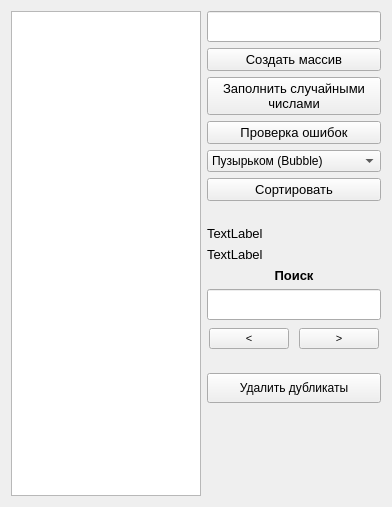
Vergervan/Learning, file Qt/TableSorter/widget.ui: the form before one commit.
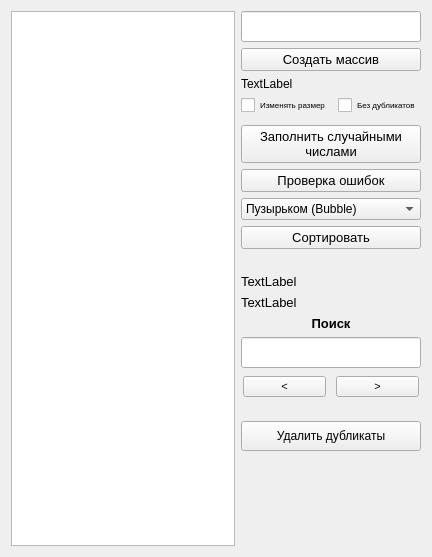
The form after the commit.

The edit to the form file:
```diff
--- a/Qt/TableSorter/widget.ui
+++ b/Qt/TableSorter/widget.ui
@@ -6,15 +6,32 @@
    <rect>
     <x>0</x>
     <y>0</y>
-    <width>392</width>
-    <height>507</height>
+    <width>432</width>
+    <height>557</height>
    </rect>
   </property>
   <property name="windowTitle">
    <string>Array Sorter</string>
   </property>
   <layout class="QGridLayout" name="gridLayout">
-   <item row="2" column="2">
+   <item row="12" column="2" colspan="2">
+    <widget class="QLabel" name="searchHeadLabel">
+     <property name="font">
+      <font>
+       <pointsize>10</pointsize>
+       <weight>75</weight>
+       <bold>true</bold>
+      </font>
+     </property>
+     <property name="text">
+      <string>Поиск</string>
+     </property>
+     <property name="alignment">
+      <set>Qt::AlignCenter</set>
+     </property>
+    </widget>
+   </item>
+   <item row="5" column="2" colspan="2">
     <widget class="QPushButton" name="fillRandomButton">
      <property name="font">
       <font>
@@ -27,7 +44,16 @@
      </property>
     </widget>
    </item>
-   <item row="1" column="2">
+   <item row="13" column="2" colspan="2">
+    <widget class="QLineEdit" name="searchEdit">
+     <property name="font">
+      <font>
+       <pointsize>14</pointsize>
+      </font>
+     </property>
+    </widget>
+   </item>
+   <item row="1" column="2" colspan="2">
     <widget class="QPushButton" name="createArrayButton">
      <property name="font">
       <font>
@@ -39,47 +65,19 @@
      </property>
     </widget>
    </item>
-   <item row="6" column="2">
-    <widget class="QLabel" name="sortTimeLabel">
-     <property name="font">
-      <font>
-       <pointsize>8</pointsize>
-      </font>
-     </property>
-     <property name="text">
-      <string/>
-     </property>
-     <property name="alignment">
-      <set>Qt::AlignCenter</set>
-     </property>
-    </widget>
-   </item>
-   <item row="14" column="2">
-    <widget class="QPushButton" name="removeDublicatesButton">
-     <property name="minimumSize">
-      <size>
-       <width>0</width>
-       <height>30</height>
-      </size>
-     </property>
-     <property name="text">
-      <string>Удалить дубликаты</string>
-     </property>
-    </widget>
-   </item>
-   <item row="5" column="2">
-    <widget class="QPushButton" name="sortButton">
+   <item row="10" column="2" colspan="2">
+    <widget class="QLabel" name="minValueLabel">
      <property name="font">
       <font>
        <pointsize>10</pointsize>
       </font>
      </property>
      <property name="text">
-      <string>Сортировать</string>
+      <string>TextLabel</string>
      </property>
     </widget>
    </item>
-   <item row="8" column="2">
+   <item row="11" column="2" colspan="2">
     <widget class="QLabel" name="maxValueLabel">
      <property name="font">
       <font>
@@ -91,7 +89,38 @@
      </property>
     </widget>
    </item>
-   <item row="4" column="2">
+   <item row="2" column="2">
+    <widget class="QLabel" name="arrayCountLabel">
+     <property name="text">
+      <string>TextLabel</string>
+     </property>
+    </widget>
+   </item>
+   <item row="0" column="2" colspan="2">
+    <widget class="QLineEdit" name="arrayCountEdit">
+     <property name="font">
+      <font>
+       <pointsize>14</pointsize>
+      </font>
+     </property>
+     <property name="text">
+      <string/>
+     </property>
+    </widget>
+   </item>
+   <item row="3" column="2">
+    <widget class="QCheckBox" name="useCurrentSizeCheckBox">
+     <property name="font">
+      <font>
+       <pointsize>6</pointsize>
+      </font>
+     </property>
+     <property name="text">
+      <string>Изменять размер</string>
+     </property>
+    </widget>
+   </item>
+   <item row="7" column="2" colspan="2">
     <widget class="QComboBox" name="sortCmb">
      <item>
       <property name="text">
@@ -120,57 +149,31 @@
      </item>
     </widget>
    </item>
-   <item row="3" column="2">
-    <widget class="QPushButton" name="checkErrorButton">
+   <item row="16" column="2" colspan="2">
+    <widget class="QLabel" name="searchCountLabel">
      <property name="font">
       <font>
-       <pointsize>10</pointsize>
+       <pointsize>7</pointsize>
       </font>
      </property>
      <property name="text">
-      <string>Проверка ошибок</string>
+      <string/>
      </property>
     </widget>
    </item>
-   <item row="9" column="2">
-    <widget class="QLabel" name="searchHeadLabel">
+   <item row="8" column="2" colspan="2">
+    <widget class="QPushButton" name="sortButton">
      <property name="font">
       <font>
        <pointsize>10</pointsize>
-       <weight>75</weight>
-       <bold>true</bold>
       </font>
      </property>
      <property name="text">
-      <string>Поиск</string>
+      <string>Сортировать</string>
      </property>
-     <property name="alignment">
-      <set>Qt::AlignCenter</set>
-     </property>
     </widget>
    </item>
-   <item row="7" column="2">
-    <widget class="QLabel" name="minValueLabel">
-     <property name="font">
-      <font>
-       <pointsize>10</pointsize>
-      </font>
-     </property>
-     <property name="text">
-      <string>TextLabel</string>
-     </property>
-    </widget>
-   </item>
-   <item row="10" column="2">
-    <widget class="QLineEdit" name="searchEdit">
-     <property name="font">
-      <font>
-       <pointsize>14</pointsize>
-      </font>
-     </property>
-    </widget>
-   </item>
-   <item row="11" column="2" rowspan="2">
+   <item row="14" column="2" rowspan="2" colspan="2">
     <layout class="QHBoxLayout" name="searchButtonsLayout">
      <property name="spacing">
       <number>10</number>
@@ -217,23 +220,36 @@
      </item>
     </layout>
    </item>
-   <item row="0" column="2">
-    <widget class="QLineEdit" name="arrayCountEdit">
+   <item row="6" column="2" colspan="2">
+    <widget class="QPushButton" name="checkErrorButton">
      <property name="font">
       <font>
-       <pointsize>14</pointsize>
+       <pointsize>10</pointsize>
       </font>
      </property>
      <property name="text">
-      <string/>
+      <string>Проверка ошибок</string>
      </property>
     </widget>
    </item>
-   <item row="0" column="0" rowspan="17">
+   <item row="17" column="2" colspan="2">
+    <widget class="QPushButton" name="removeDublicatesButton">
+     <property name="minimumSize">
+      <size>
+       <width>0</width>
+       <height>30</height>
+      </size>
+     </property>
+     <property name="text">
+      <string>Удалить дубликаты</string>
+     </property>
+    </widget>
+   </item>
+   <item row="0" column="0" rowspan="20">
     <widget class="QTableWidget" name="dataTable">
      <property name="minimumSize">
       <size>
-       <width>150</width>
+       <width>180</width>
        <height>0</height>
       </size>
      </property>
@@ -248,7 +264,34 @@
      </attribute>
     </widget>
    </item>
-   <item row="16" column="2">
+   <item row="9" column="2" colspan="2">
+    <widget class="QLabel" name="sortTimeLabel">
+     <property name="font">
+      <font>
+       <pointsize>8</pointsize>
+      </font>
+     </property>
+     <property name="text">
+      <string/>
+     </property>
+     <property name="alignment">
+      <set>Qt::AlignCenter</set>
+     </property>
+    </widget>
+   </item>
+   <item row="3" column="3">
+    <widget class="QCheckBox" name="removeDublicatesCheckBox">
+     <property name="font">
+      <font>
+       <pointsize>6</pointsize>
+      </font>
+     </property>
+     <property name="text">
+      <string>Без дубликатов</string>
+     </property>
+    </widget>
+   </item>
+   <item row="19" column="2">
     <spacer name="verticalSpacer">
      <property name="orientation">
       <enum>Qt::Vertical</enum>
@@ -264,18 +307,6 @@
      </property>
     </spacer>
    </item>
-   <item row="13" column="2">
-    <widget class="QLabel" name="searchCountLabel">
-     <property name="font">
-      <font>
-       <pointsize>7</pointsize>
-      </font>
-     </property>
-     <property name="text">
-      <string/>
-     </property>
-    </widget>
-   </item>
   </layout>
  </widget>
  <resources/>
```
